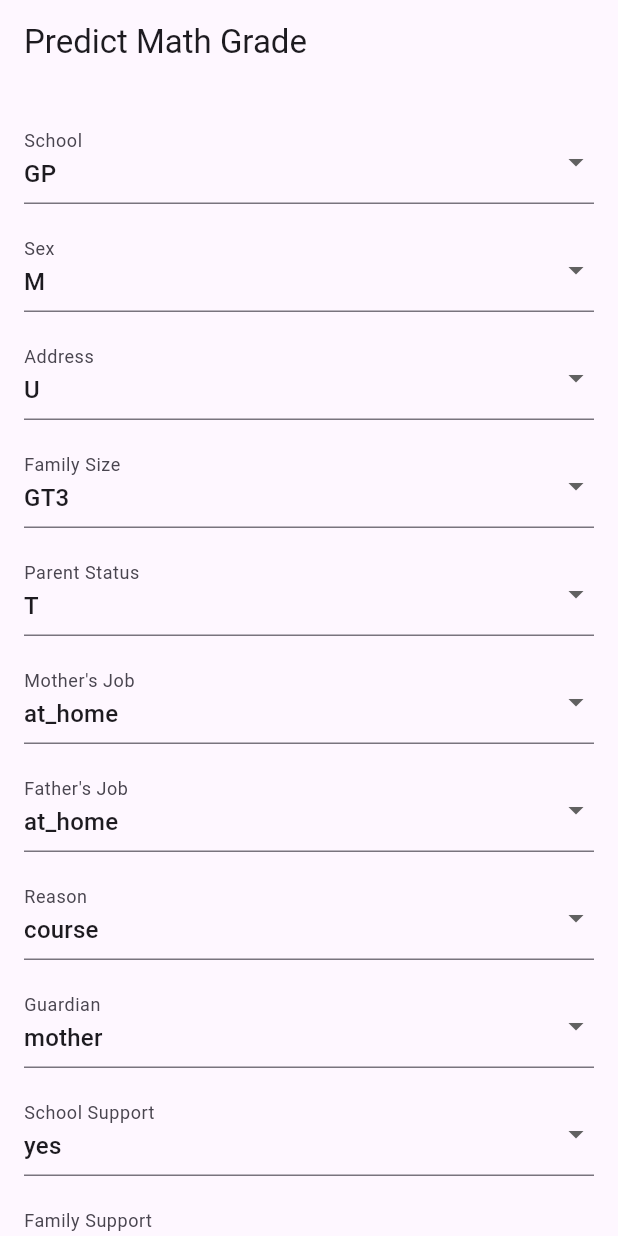
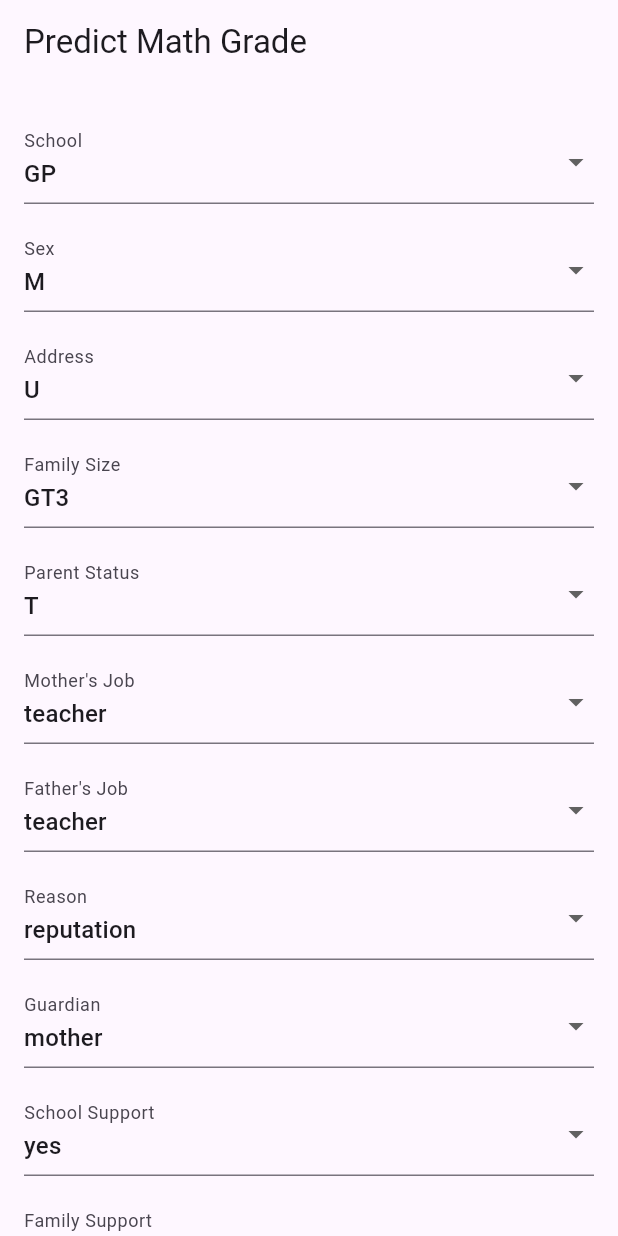
Before and after one commit to Peace3B/linear_regression_model, a Flutter app: the screen it shows after launch, on a phone screen of 412 x 824 dp. Run offline on Flutter 3.47's test engine with Material 3 defaults, Android fonts, the light colour scheme and no system bars.

Commit message:
Predictions

```diff
--- a/summative/FlutterApp/student_math_final_grade_prediction_app/lib/main.dart
+++ b/summative/FlutterApp/student_math_final_grade_prediction_app/lib/main.dart
@@ -1,6 +1,62 @@
 import 'package:flutter/material.dart';
 import 'dart:convert';
 import 'package:http/http.dart' as http;
+
+// Enums for categorical data
+enum School { GP, MS }
+
+enum Sex { M, F }
+
+enum Address { U, R }
+
+enum FamilySize { GT3, LE3 }
+
+enum ParentStatus { T, A }
+
+enum Job { at_home, health, other, services, teacher }
+
+enum Reason { course, home, other, reputation }
+
+enum Guardian { mother, father, other }
+
+enum YesNo { yes, no }
+
+// Extension to get string values from enums
+extension SchoolExtension on School {
+  String get value => name;
+}
+
+extension SexExtension on Sex {
+  String get value => name;
+}
+
+extension AddressExtension on Address {
+  String get value => name;
+}
+
+extension FamilySizeExtension on FamilySize {
+  String get value => name;
+}
+
+extension ParentStatusExtension on ParentStatus {
+  String get value => name;
+}
+
+extension JobExtension on Job {
+  String get value => name;
+}
+
+extension ReasonExtension on Reason {
+  String get value => name;
+}
+
+extension GuardianExtension on Guardian {
+  String get value => name;
+}
+
+extension YesNoExtension on YesNo {
+  String get value => name;
+}
 
 void main() {
   runApp(const GradePredictorApp());
@@ -32,24 +88,24 @@ class PredictionScreen extends StatefulWidget {
 class _PredictionScreenState extends State<PredictionScreen> {
   final _formKey = GlobalKey<FormState>();
 
-  // Dropdown menu variables for categorical fields
-  String school = "GP";
-  String sex = "M";
-  String address = "U";
-  String famsize = "GT3";
-  String pstatus = "T";
-  String mjob = "teacher";
-  String fjob = "teacher";
-  String reason = "reputation";
-  String guardian = "mother";
-  String schoolsup = "yes";
-  String famsup = "yes";
-  String paid = "yes";
-  String activities = "yes";
-  String nursery = "yes";
-  String higher = "yes";
-  String internet = "yes";
-  String romantic = "yes";
+  // Enum variables for categorical fields
+  School school = School.GP;
+  Sex sex = Sex.M;
+  Address address = Address.U;
+  FamilySize famsize = FamilySize.GT3;
+  ParentStatus pstatus = ParentStatus.T;
+  Job mjob = Job.teacher;
+  Job fjob = Job.teacher;
+  Reason reason = Reason.reputation;
+  Guardian guardian = Guardian.mother;
+  YesNo schoolsup = YesNo.yes;
+  YesNo famsup = YesNo.yes;
+  YesNo paid = YesNo.yes;
+  YesNo activities = YesNo.yes;
+  YesNo nursery = YesNo.yes;
+  YesNo higher = YesNo.yes;
+  YesNo internet = YesNo.yes;
+  YesNo romantic = YesNo.yes;
 
   // Text controllers for numerical fields
   final ageController = TextEditingController();
@@ -68,23 +124,23 @@ class _PredictionScreenState extends State<PredictionScreen> {
 
   Future<void> _predictGrade(BuildContext context) async {
     final input = {
-      "school": school,
-      "sex": sex,
-      "address": address,
-      "famsize": famsize,
-      "Pstatus": pstatus,
-      "Mjob": mjob,
-      "Fjob": fjob,
-      "reason": reason,
-      "guardian": guardian,
-      "schoolsup": schoolsup,
-      "famsup": famsup,
-      "paid": paid,
-      "activities": activities,
-      "nursery": nursery,
-      "higher": higher,
-      "internet": internet,
-      "romantic": romantic,
+      "school": school.value,
+      "sex": sex.value,
+      "address": address.value,
+      "famsize": famsize.value,
+      "Pstatus": pstatus.value,
+      "Mjob": mjob.value,
+      "Fjob": fjob.value,
+      "reason": reason.value,
+      "guardian": guardian.value,
+      "schoolsup": schoolsup.value,
+      "famsup": famsup.value,
+      "paid": paid.value,
+      "activities": activities.value,
+      "nursery": nursery.value,
+      "higher": higher.value,
+      "internet": internet.value,
+      "romantic": romantic.value,
       "age": int.tryParse(ageController.text) ?? 14,
       "Medu": int.tryParse(meduController.text) ?? 0,
       "Fedu": int.tryParse(feduController.text) ?? 0,
@@ -168,45 +224,49 @@ class _PredictionScreenState extends State<PredictionScreen> {
           child: Column(
             crossAxisAlignment: CrossAxisAlignment.start,
             children: [
-              _buildDropdownField(
-                  "School", ["GP", "MS"], (value) => school = value!),
-              _buildDropdownField("Sex", ["M", "F"], (value) => sex = value!),
-              _buildDropdownField(
-                  "Address", ["U", "R"], (value) => address = value!),
-              _buildDropdownField(
-                  "Family Size", ["GT3", "LE3"], (value) => famsize = value!),
-              _buildDropdownField(
-                  "Parent Status", ["T", "A"], (value) => pstatus = value!),
-              _buildDropdownField(
-                  "Mother's Job",
-                  ["at_home", "health", "other", "services", "teacher"],
-                  (value) => mjob = value!),
-              _buildDropdownField(
-                  "Father's Job",
-                  ["at_home", "health", "other", "services", "teacher"],
-                  (value) => fjob = value!),
-              _buildDropdownField(
-                  "Reason",
-                  ["course", "home", "other", "reputation"],
-                  (value) => reason = value!),
-              _buildDropdownField("Guardian", ["mother", "father", "other"],
-                  (value) => guardian = value!),
-              _buildDropdownField("School Support", ["yes", "no"],
-                  (value) => schoolsup = value!),
-              _buildDropdownField(
-                  "Family Support", ["yes", "no"], (value) => famsup = value!),
-              _buildDropdownField(
-                  "Paid Classes", ["yes", "no"], (value) => paid = value!),
-              _buildDropdownField(
-                  "Activities", ["yes", "no"], (value) => activities = value!),
-              _buildDropdownField(
-                  "Nursery", ["yes", "no"], (value) => nursery = value!),
-              _buildDropdownField("Higher Education", ["yes", "no"],
-                  (value) => higher = value!),
-              _buildDropdownField(
-                  "Internet", ["yes", "no"], (value) => internet = value!),
-              _buildDropdownField("Romantic Relationship", ["yes", "no"],
-                  (value) => romantic = value!),
+              _buildEnumDropdownField<School>("School", School.values, school,
+                  (value) => setState(() => school = value!)),
+              _buildEnumDropdownField<Sex>("Sex", Sex.values, sex,
+                  (value) => setState(() => sex = value!)),
+              _buildEnumDropdownField<Address>("Address", Address.values,
+                  address, (value) => setState(() => address = value!)),
+              _buildEnumDropdownField<FamilySize>(
+                  "Family Size",
+                  FamilySize.values,
+                  famsize,
+                  (value) => setState(() => famsize = value!)),
+              _buildEnumDropdownField<ParentStatus>(
+                  "Parent Status",
+                  ParentStatus.values,
+                  pstatus,
+                  (value) => setState(() => pstatus = value!)),
+              _buildEnumDropdownField<Job>("Mother's Job", Job.values, mjob,
+                  (value) => setState(() => mjob = value!)),
+              _buildEnumDropdownField<Job>("Father's Job", Job.values, fjob,
+                  (value) => setState(() => fjob = value!)),
+              _buildEnumDropdownField<Reason>("Reason", Reason.values, reason,
+                  (value) => setState(() => reason = value!)),
+              _buildEnumDropdownField<Guardian>("Guardian", Guardian.values,
+                  guardian, (value) => setState(() => guardian = value!)),
+              _buildEnumDropdownField<YesNo>("School Support", YesNo.values,
+                  schoolsup, (value) => setState(() => schoolsup = value!)),
+              _buildEnumDropdownField<YesNo>("Family Support", YesNo.values,
+                  famsup, (value) => setState(() => famsup = value!)),
+              _buildEnumDropdownField<YesNo>("Paid Classes", YesNo.values, paid,
+                  (value) => setState(() => paid = value!)),
+              _buildEnumDropdownField<YesNo>("Activities", YesNo.values,
+                  activities, (value) => setState(() => activities = value!)),
+              _buildEnumDropdownField<YesNo>("Nursery", YesNo.values, nursery,
+                  (value) => setState(() => nursery = value!)),
+              _buildEnumDropdownField<YesNo>("Higher Education", YesNo.values,
+                  higher, (value) => setState(() => higher = value!)),
+              _buildEnumDropdownField<YesNo>("Internet", YesNo.values, internet,
+                  (value) => setState(() => internet = value!)),
+              _buildEnumDropdownField<YesNo>(
+                  "Romantic Relationship",
+                  YesNo.values,
+                  romantic,
+                  (value) => setState(() => romantic = value!)),
               _buildNumericField("Age", ageController),
               _buildNumericField("Mother's Education (Medu)", meduController),
               _buildNumericField("Father's Education (Fedu)", feduController),
@@ -238,22 +298,47 @@ class _PredictionScreenState extends State<PredictionScreen> {
     );
   }
 
-  Widget _buildDropdownField(
-      String label, List<String> options, Function(String?) onChanged) {
+  Widget _buildEnumDropdownField<T extends Enum>(
+      String label, List<T> options, T currentValue, Function(T?) onChanged) {
     return Padding(
       padding: const EdgeInsets.symmetric(vertical: 8.0),
-      child: DropdownButtonFormField<String>(
+      child: DropdownButtonFormField<T>(
         decoration: InputDecoration(labelText: label),
-        value: options[0],
-        items: options.map((String value) {
-          return DropdownMenuItem<String>(
+        value: currentValue,
+        items: options.map((T value) {
+          return DropdownMenuItem<T>(
             value: value,
-            child: Text(value),
+            child: Text(_getEnumDisplayValue(value)),
           );
         }).toList(),
         onChanged: onChanged,
       ),
     );
+  }
+
+  String _getEnumDisplayValue<T extends Enum>(T enumValue) {
+    switch (enumValue.runtimeType) {
+      case School:
+        return (enumValue as School).value;
+      case Sex:
+        return (enumValue as Sex).value;
+      case Address:
+        return (enumValue as Address).value;
+      case FamilySize:
+        return (enumValue as FamilySize).value;
+      case ParentStatus:
+        return (enumValue as ParentStatus).value;
+      case Job:
+        return (enumValue as Job).value;
+      case Reason:
+        return (enumValue as Reason).value;
+      case Guardian:
+        return (enumValue as Guardian).value;
+      case YesNo:
+        return (enumValue as YesNo).value;
+      default:
+        return enumValue.name;
+    }
   }
 
   Widget _buildNumericField(String label, TextEditingController controller) {
```
